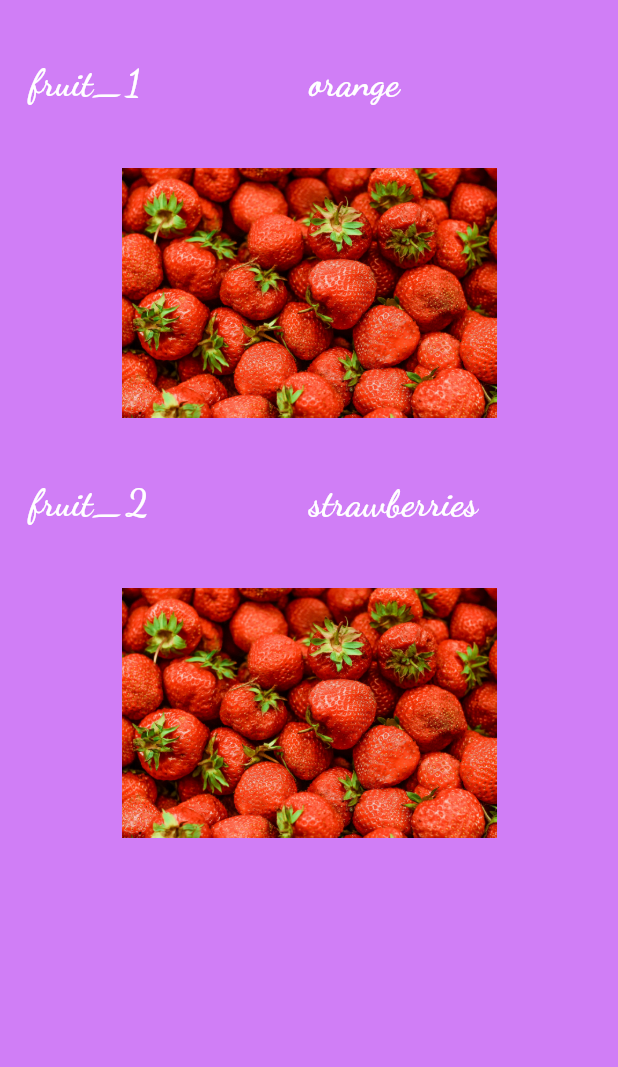
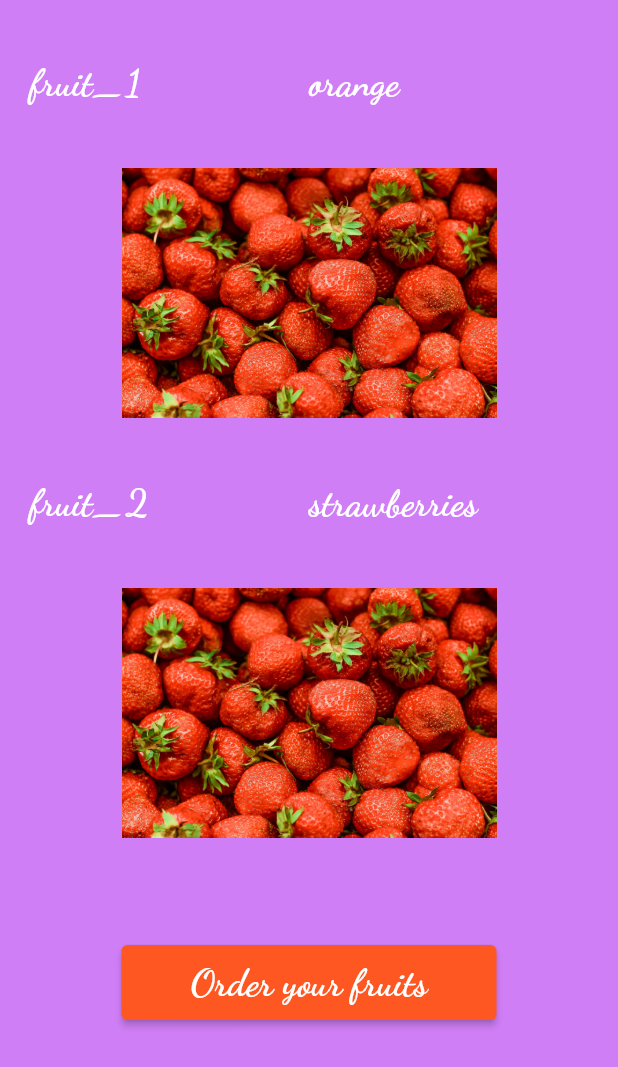
Before and after one commit to chethana15/basic_flutter_app, a Flutter app: the screen it shows after launch, on a phone screen of 412 x 824 dp. Shown: the top 1067 px of the screen. Run offline on Flutter 3.47's test engine with Material 2 defaults, Android fonts, the phone set to English and light mode, and no system bars.

Commit message:
added elevatedButton and alertview

```diff
--- a/lib/app_screens/home.dart
+++ b/lib/app_screens/home.dart
@@ -75,6 +75,7 @@ class Home extends StatelessWidget {
         ],
       ),
       Fruit(),
+      orderFruit(),
         ],
       )
 
@@ -94,3 +95,46 @@ class Home extends StatelessWidget {
     return Container(child: image,);
   }
 }
+
+class orderFruit extends StatelessWidget {
+
+  @override
+  Widget build(BuildContext context) {
+    return Container(
+      margin: EdgeInsets.only(top: 30.0),
+      width: 250,
+      height: 50,
+      child: ElevatedButton(
+           child:Text("Order your fruits",
+           style: TextStyle(
+            fontSize: 25.0,
+            color: Colors.white,
+            fontFamily: 'DancingScript',
+            fontWeight: FontWeight.w700,
+            ),
+            ),
+           style: ElevatedButton.styleFrom(
+             primary: Colors.deepOrange, // foreground
+           ),
+           onPressed: () =>
+            tappedButton(context)
+           ,
+         )
+
+    );
+  }
+
+  void tappedButton(BuildContext context){
+    //create alert dialogue
+    var alertDialogue = AlertDialog(
+      title: Text("fruits ordered successfully"),
+      content: Text("Love to eat your favourite fruits"),
+    );
+
+    showDialog(
+      context: context,
+      builder: (BuildContext context) => alertDialogue
+
+      );
+  }
+}
```
